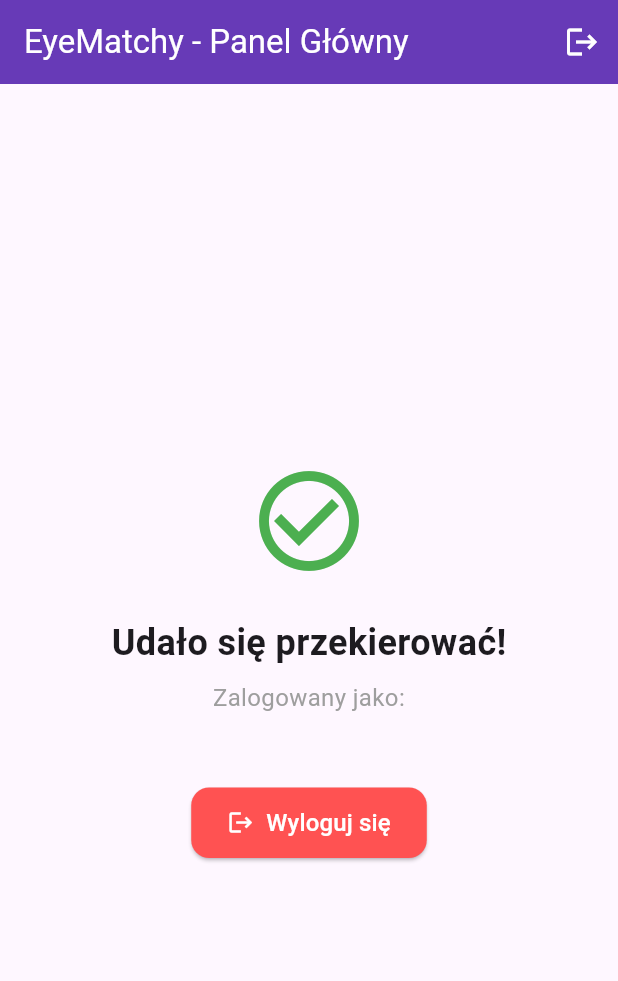
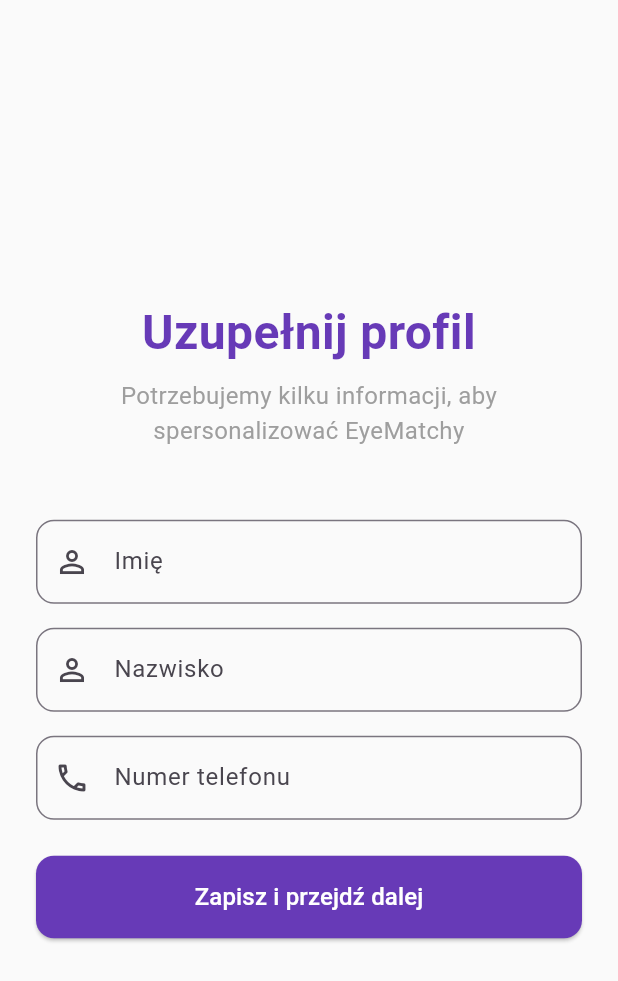
Before and after one commit to nnexxe7/eyematchy, a Flutter app: the screen it shows once a user with an empty profile is signed in, on a phone screen of 412 x 824 dp. Shown: the top 981 px of the screen. Run offline on Flutter 3.47's test engine with Material 3 defaults, Android fonts, the phone set to English and light mode, and no system bars; our stand-ins replace cloud_firestore, firebase_auth, firebase_core, google_sign_in; accounts and stored records are empty.

Commit message:
Added setup_profile_screen and minor changes

```diff
--- a/lib/main.dart
+++ b/lib/main.dart
@@ -1,8 +1,11 @@
 import 'package:flutter/material.dart';
+import 'package:flutter/services.dart';
 import 'package:firebase_core/firebase_core.dart';
 import 'package:firebase_auth/firebase_auth.dart';
+import 'package:cloud_firestore/cloud_firestore.dart';
 import 'screens/login_screen.dart';
 import 'screens/home_screen.dart';
+import 'screens/setup_profile_screen.dart';
 
 void main() async {
   WidgetsFlutterBinding.ensureInitialized();
@@ -20,6 +23,7 @@ class MyApp extends StatelessWidget {
       debugShowCheckedModeBanner: false,
       theme: ThemeData(
         colorScheme: ColorScheme.fromSeed(seedColor: Colors.deepPurple),
+        scaffoldBackgroundColor: const Color(0xFFFAFAFA),
         useMaterial3: true,
       ),
       home: const AuthGate(),
@@ -32,7 +36,15 @@ class AuthGate extends StatelessWidget {
 
   @override
   Widget build(BuildContext context) {
-    return StreamBuilder<User?>(
+    return AnnotatedRegion<SystemUiOverlayStyle>(
+      value: const SystemUiOverlayStyle(
+        statusBarColor: Colors.transparent,
+        statusBarIconBrightness: Brightness.dark,
+        statusBarBrightness: Brightness.light,
+        systemNavigationBarColor: Color(0xFFFAFAFA),
+        systemNavigationBarIconBrightness: Brightness.dark,
+      ),
+      child: StreamBuilder<User?>(
         stream: FirebaseAuth.instance.authStateChanges(),
         builder: (context, snapshot) {
           if (snapshot.connectionState == ConnectionState.waiting) {
@@ -42,11 +54,33 @@ class AuthGate extends StatelessWidget {
               ),
             );
           }
+
           if (snapshot.hasData) {
+            final user = snapshot.data!;
+            return StreamBuilder<DocumentSnapshot>(
+              stream: FirebaseFirestore.instance.collection('users').doc(user.uid).snapshots(),
+              builder: (context, docSnapshot) {
+                if (docSnapshot.connectionState == ConnectionState.waiting) {
+                  return const Scaffold(
+                    body: Center(
+                      child: CircularProgressIndicator(color: Colors.deepPurple),
+                    ),
+                  );
+                }
+
+                if (docSnapshot.hasData && docSnapshot.data!.exists) {
+                  final data = docSnapshot.data!.data() as Map<String, dynamic>?;
+                  if (data != null && data['profileSetupComplete'] == true) {
                     return const HomeScreen();
+                  }
+                }
+                return const SetupProfileScreen();
+              },
+            );
           }
           return const LoginScreen();
         },
+      ),
     );
   }
 }
--- /dev/null
+++ b/lib/screens/setup_profile_screen.dart
@@ -0,0 +1,155 @@
+import 'package:flutter/material.dart';
+import 'package:cloud_firestore/cloud_firestore.dart';
+import 'package:firebase_auth/firebase_auth.dart';
+
+class SetupProfileScreen extends StatefulWidget {
+  const SetupProfileScreen({super.key});
+
+  @override
+  State<SetupProfileScreen> createState() => _SetupProfileScreenState();
+}
+
+class _SetupProfileScreenState extends State<SetupProfileScreen> {
+  final _firstNameController = TextEditingController();
+  final _lastNameController = TextEditingController();
+  final _phoneController = TextEditingController();
+  bool _isLoading = false;
+
+  @override
+  void dispose() {
+    _firstNameController.dispose();
+    _lastNameController.dispose();
+    _phoneController.dispose();
+    super.dispose();
+  }
+
+  void _showTopSnackBar(String message) {
+    ScaffoldMessenger.of(context).showSnackBar(
+      SnackBar(
+        content: Text(message),
+        behavior: SnackBarBehavior.floating,
+        margin: EdgeInsets.only(
+          top: 60,
+          left: 24,
+          right: 24,
+          bottom: MediaQuery.of(context).size.height - 140,
+        ),
+        shape: RoundedRectangleBorder(borderRadius: BorderRadius.circular(12)),
+      ),
+    );
+  }
+
+  Future<void> _saveProfile() async {
+    final firstName = _firstNameController.text.trim();
+    final lastName = _lastNameController.text.trim();
+    final phone = _phoneController.text.trim();
+
+    if (firstName.isEmpty || lastName.isEmpty || phone.isEmpty) {
+      _showTopSnackBar('Wypełnij wszystkie pola!');
+      return;
+    }
+
+    setState(() {
+      _isLoading = true;
+    });
+
+    try {
+      final user = FirebaseAuth.instance.currentUser;
+      if (user != null) {
+        await FirebaseFirestore.instance.collection('users').doc(user.uid).set({
+          'firstName': firstName,
+          'lastName': lastName,
+          'phone': phone,
+          'email': user.email,
+          'createdAt': FieldValue.serverTimestamp(),
+          'profileSetupComplete': true,
+        });
+      }
+    } catch (e) {
+      _showTopSnackBar('Błąd podczas zapisywania danych.');
+    } finally {
+      if (mounted) {
+        setState(() {
+          _isLoading = false;
+        });
+      }
+    }
+  }
+
+  @override
+  Widget build(BuildContext context) {
+    return Scaffold(
+      body: SafeArea(
+        child: Padding(
+          padding: const EdgeInsets.symmetric(horizontal: 24.0),
+          child: Center(
+            child: SingleChildScrollView(
+              child: Column(
+                mainAxisAlignment: MainAxisAlignment.center,
+                crossAxisAlignment: CrossAxisAlignment.stretch,
+                children: [
+                  const Text(
+                    'Uzupełnij profil',
+                    textAlign: TextAlign.center,
+                    style: TextStyle(fontSize: 32, fontWeight: FontWeight.bold, color: Colors.deepPurple),
+                  ),
+                  const SizedBox(height: 8),
+                  const Text(
+                    'Potrzebujemy kilku informacji, aby spersonalizować EyeMatchy',
+                    textAlign: TextAlign.center,
+                    style: TextStyle(fontSize: 16, color: Colors.grey),
+                  ),
+                  const SizedBox(height: 48),
+                  TextField(
+                    controller: _firstNameController,
+                    decoration: InputDecoration(
+                      labelText: 'Imię',
+                      prefixIcon: const Icon(Icons.person_outline),
+                      border: OutlineInputBorder(borderRadius: BorderRadius.circular(12)),
+                    ),
+                  ),
+                  const SizedBox(height: 16),
+                  TextField(
+                    controller: _lastNameController,
+                    decoration: InputDecoration(
+                      labelText: 'Nazwisko',
+                      prefixIcon: const Icon(Icons.person_outline),
+                      border: OutlineInputBorder(borderRadius: BorderRadius.circular(12)),
+                    ),
+                  ),
+                  const SizedBox(height: 16),
+                  TextField(
+                    controller: _phoneController,
+                    decoration: InputDecoration(
+                      labelText: 'Numer telefonu',
+                      prefixIcon: const Icon(Icons.phone_outlined),
+                      border: OutlineInputBorder(borderRadius: BorderRadius.circular(12)),
+                    ),
+                    keyboardType: TextInputType.phone,
+                  ),
+                  const SizedBox(height: 24),
+                  ElevatedButton(
+                    onPressed: _isLoading ? null : _saveProfile,
+                    style: ElevatedButton.styleFrom(
+                      padding: const EdgeInsets.symmetric(vertical: 16),
+                      backgroundColor: Colors.deepPurple,
+                      foregroundColor: Colors.white,
+                      shape: RoundedRectangleBorder(borderRadius: BorderRadius.circular(12)),
+                    ),
+                    child: _isLoading
+                        ? const SizedBox(
+                      height: 20,
+                      width: 20,
+                      child: CircularProgressIndicator(color: Colors.white, strokeWidth: 2),
+                    )
+                        : const Text('Zapisz i przejdź dalej', style: TextStyle(fontSize: 16)),
+                  ),
+                ],
+              ),
+            ),
+          ),
+        ),
+      ),
+    );
+  }
+}
--- a/pubspec.yaml
+++ b/pubspec.yaml
@@ -37,6 +37,7 @@ dependencies:
   firebase_core: ^4.9.0
   firebase_auth: ^6.5.1
   google_sign_in: ^6.2.1
+  cloud_firestore: ^6.4.1
 
 dev_dependencies:
   flutter_test:
```
Also changed, not shown: lib/screens/login_screen.dart (+15 -3 lines), lib/screens/register_screen.dart (+28 -4 lines), pubspec.lock. Lines whose indentation alone changed are shown as unchanged.
